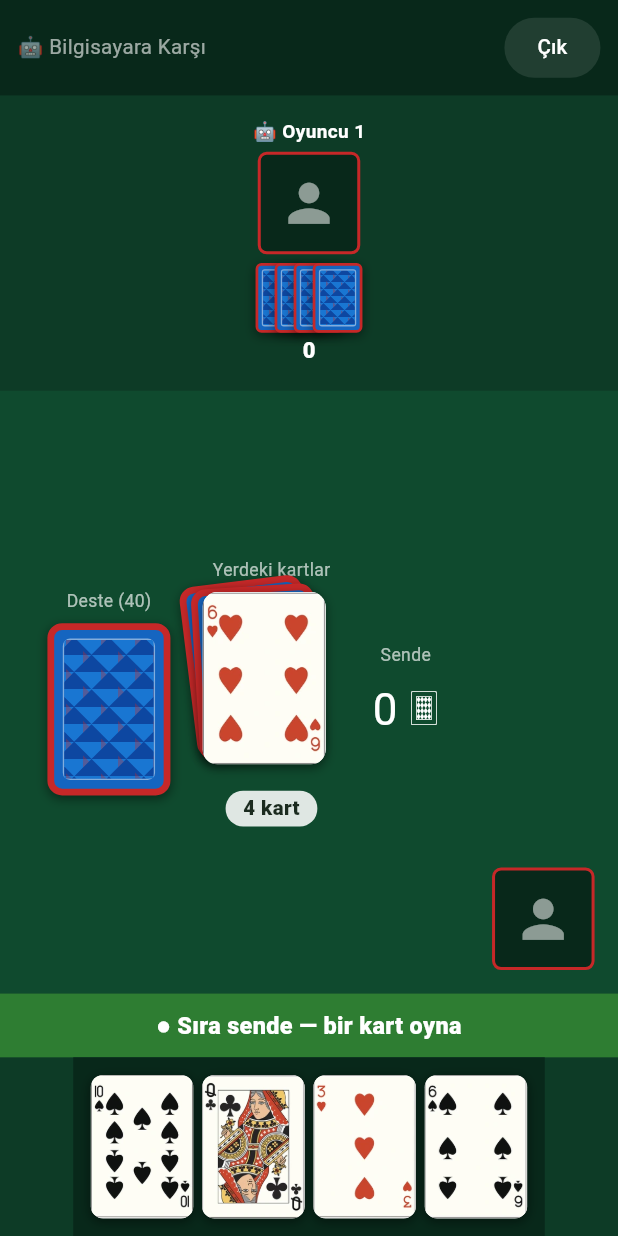
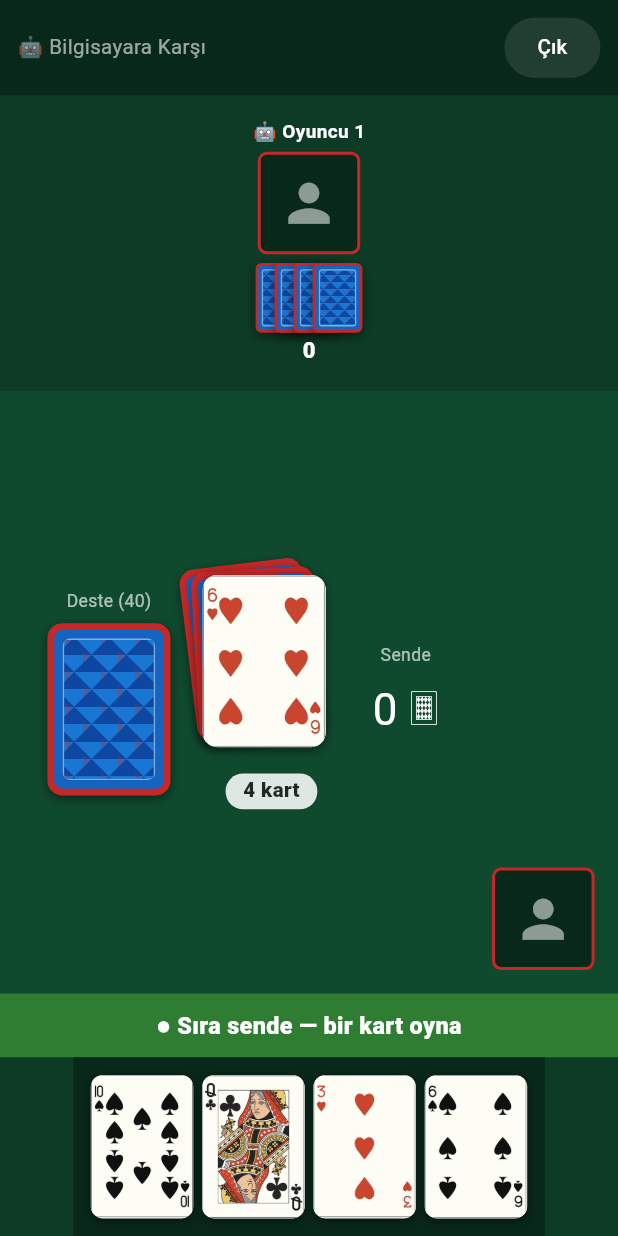
Before and after one commit to lutfuerkul/uno_online, a Flutter app: the PistiBotScreen screen opened directly, after a tap on an icon or button, on a phone screen of 412 x 824 dp. Run offline on Flutter 3.47's test engine with Material 3 defaults, Android fonts, the phone set to English and light mode, and no system bars; our stand-ins replace cloud_firestore, firebase_auth, firebase_core, image_picker, package_info_plus, shared_preferences; accounts and stored records are empty; network calls fail.

Commit message:
Pişti masa etiketini kaldır: Yerdeki kartlar
Oyun ekranında yer yığınının üstündeki gereksiz başlık yazısı
kaldırıldı; kart yığını ve sayı rozeti aynı kaldı.

Co-authored-by: lutfuerkul <lutfuerkul@users.noreply.github.com>

```diff
--- a/lib/pisti/widgets/pisti_board_view.dart
+++ b/lib/pisti/widgets/pisti_board_view.dart
@@ -166,9 +166,6 @@ class _Board extends StatelessWidget {
                         Column(
                           mainAxisSize: MainAxisSize.min,
                           children: [
-                            Text('Yerdeki kartlar',
-                                style: TextStyle(color: PistiColors.pileLabel, fontSize: _s(12))),
-                            SizedBox(height: _s(6)),
                             top != null
                                 ? _TableStack(pile: pile, cardWidth: _s(84))
                                 : _EmptySlot(width: _s(84)),
```
Also changed, not shown: 1 other file.
